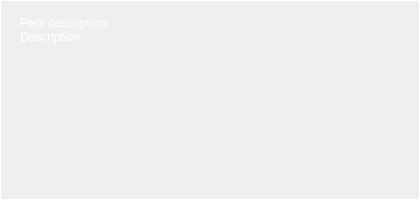
The window that app/designer/sc_dialog.ui (michalkowal66/ShrineChecker) describes before a commit, drawn with Qt 5.
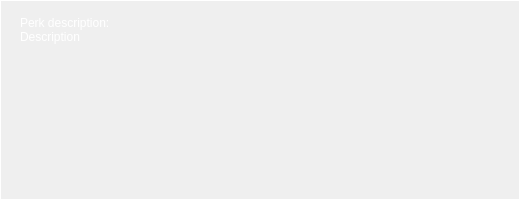
The same window after the commit.

Commit message: Fix scraping issues, modify description dialog

Patch:
```diff
--- a/app/designer/sc_dialog.ui
+++ b/app/designer/sc_dialog.ui
@@ -6,25 +6,25 @@
    <rect>
     <x>0</x>
     <y>0</y>
-    <width>420</width>
+    <width>520</width>
     <height>200</height>
    </rect>
   </property>
   <property name="sizePolicy">
-   <sizepolicy hsizetype="Fixed" vsizetype="MinimumExpanding">
+   <sizepolicy hsizetype="Fixed" vsizetype="Minimum">
     <horstretch>0</horstretch>
     <verstretch>0</verstretch>
    </sizepolicy>
   </property>
   <property name="minimumSize">
    <size>
-    <width>420</width>
-    <height>100</height>
+    <width>520</width>
+    <height>200</height>
    </size>
   </property>
   <property name="maximumSize">
    <size>
-    <width>420</width>
+    <width>520</width>
     <height>1200</height>
    </size>
   </property>
@@ -51,16 +51,28 @@
     <rect>
      <x>0</x>
      <y>0</y>
-     <width>420</width>
+     <width>520</width>
      <height>200</height>
     </rect>
    </property>
    <property name="sizePolicy">
-    <sizepolicy hsizetype="Preferred" vsizetype="MinimumExpanding">
+    <sizepolicy hsizetype="Preferred" vsizetype="Fixed">
      <horstretch>0</horstretch>
      <verstretch>0</verstretch>
     </sizepolicy>
    </property>
+   <property name="minimumSize">
+    <size>
+     <width>520</width>
+     <height>200</height>
+    </size>
+   </property>
+   <property name="maximumSize">
+    <size>
+     <width>520</width>
+     <height>16777215</height>
+    </size>
+   </property>
    <property name="styleSheet">
     <string notr="true"/>
    </property>
@@ -73,7 +85,7 @@
     <rect>
      <x>20</x>
      <y>5</y>
-     <width>380</width>
+     <width>480</width>
      <height>35</height>
     </rect>
    </property>
@@ -85,13 +97,13 @@
    </property>
    <property name="minimumSize">
     <size>
-     <width>380</width>
+     <width>480</width>
      <height>0</height>
     </size>
    </property>
    <property name="maximumSize">
     <size>
-     <width>380</width>
+     <width>480</width>
      <height>16777215</height>
     </size>
    </property>
@@ -107,26 +119,26 @@
     <rect>
      <x>20</x>
      <y>30</y>
-     <width>380</width>
-     <height>130</height>
+     <width>480</width>
+     <height>150</height>
     </rect>
    </property>
    <property name="sizePolicy">
-    <sizepolicy hsizetype="Fixed" vsizetype="MinimumExpanding">
+    <sizepolicy hsizetype="Fixed" vsizetype="Minimum">
      <horstretch>0</horstretch>
      <verstretch>0</verstretch>
     </sizepolicy>
    </property>
    <property name="minimumSize">
     <size>
-     <width>380</width>
-     <height>0</height>
+     <width>480</width>
+     <height>150</height>
     </size>
    </property>
    <property name="maximumSize">
     <size>
-     <width>380</width>
-     <height>16777215</height>
+     <width>480</width>
+     <height>1200</height>
     </size>
    </property>
    <property name="text">
```
The commit also changes 2 other files.
